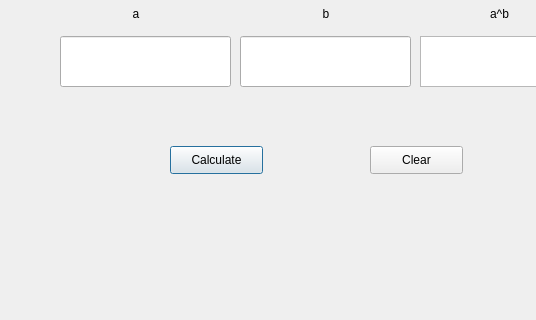
Qt form Qt_test/untitled.ui (SE-PROJ-MEMBER/SE-PROJ) before a commit; both pictures show x 0 to 536 and y 204 to 524 of the 654 by 524 pixel window.
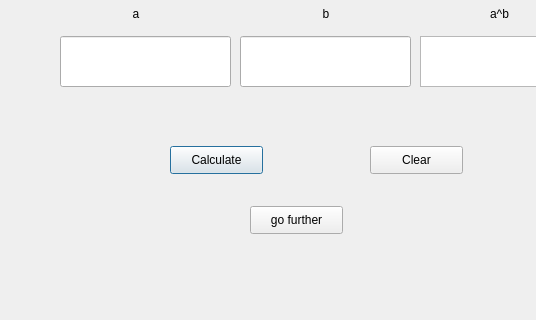
The same form after that commit.

Commit message: 测试界面切换和全屏窗口

The edit to the form file:
```diff
--- a/Qt_test/untitled.ui
+++ b/Qt_test/untitled.ui
@@ -133,6 +133,19 @@
     <string>Clear</string>
    </property>
   </widget>
+  <widget class="QPushButton" name="jump_to_win">
+   <property name="geometry">
+    <rect>
+     <x>250</x>
+     <y>410</y>
+     <width>93</width>
+     <height>28</height>
+    </rect>
+   </property>
+   <property name="text">
+    <string>go further</string>
+   </property>
+  </widget>
  </widget>
  <resources/>
  <connections/>
```
The commit also changes 7 other files.
